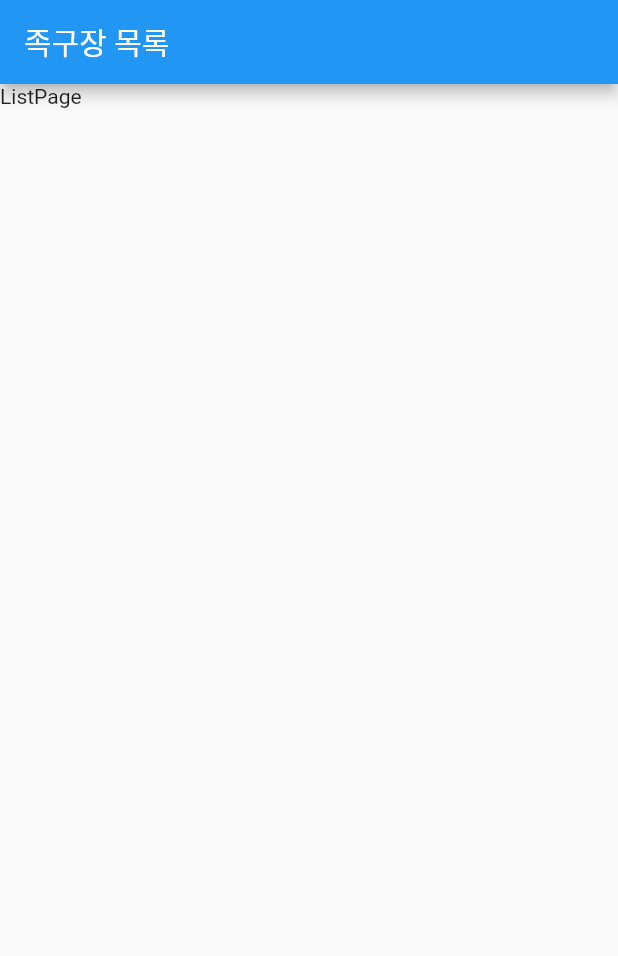
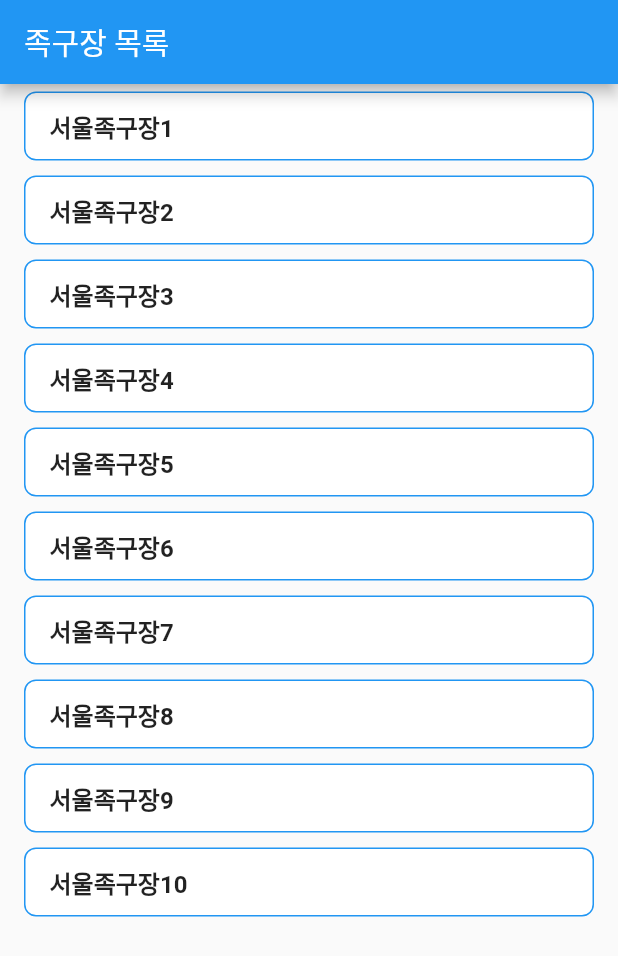
Before and after one commit to codingspecialist/Flutter-GetX-Jokkoo, a Flutter app: the screen it shows after launch, on a phone screen of 412 x 824 dp. Shown: the top 956 px of the screen. Run offline on Flutter 3.47's test engine with Material 2 defaults, Android fonts, the phone set to English and light mode, and no system bars; our stand-ins replace get.

Commit message:
2.2 족구장 리스트 페이지 구현

```diff
--- a/lib/view/pages/jokkoo_list_page.dart
+++ b/lib/view/pages/jokkoo_list_page.dart
@@ -1,4 +1,10 @@
 import 'package:flutter/material.dart';
+import 'package:flutter_jokkoo/controller/jokkoo_controller.dart';
+import 'package:flutter_jokkoo/model/jokkoo_rez.dart';
+import 'package:flutter_jokkoo/model/jokkoojang.dart';
+import 'package:flutter_jokkoo/view/components/jokkoojang_item.dart';
+import 'package:flutter_jokkoo/view/pages/jokkoo_rez_page.dart';
+import 'package:get/get.dart';
 
 class JokkooListPage extends StatefulWidget {
   JokkooListPage({Key? key}) : super(key: key);
@@ -8,13 +14,34 @@ class JokkooListPage extends StatefulWidget {
 }
 
 class _JokkooListPageState extends State<JokkooListPage> {
+  JokkooController _controller = Get.find<JokkooController>();
+
   @override
   Widget build(BuildContext context) {
     return Scaffold(
       appBar: AppBar(
         title: Text("족구장 목록"),
       ),
-      body: Text("ListPage"),
+      body: Obx(
+        () => ListView.builder(
+          padding: EdgeInsets.zero,
+          itemCount: _controller.jokkoojangList.length,
+          itemBuilder: (context, index) {
+            return GestureDetector(
+              onTap: () {
+                _controller.jokkoojang.value =
+                    _controller.jokkoojangList[index];
+                _controller.stAbsTime.value = null;
+                _controller.endAbsTime.value = null;
+                Get.to(() => JokkooRezPage(DateTime.now()));
+              },
+              child: JokkoojangItem(
+                jokkoojang: _controller.jokkoojangList[index],
+              ),
+            );
+          },
+        ),
+      ),
     );
   }
 }
```
